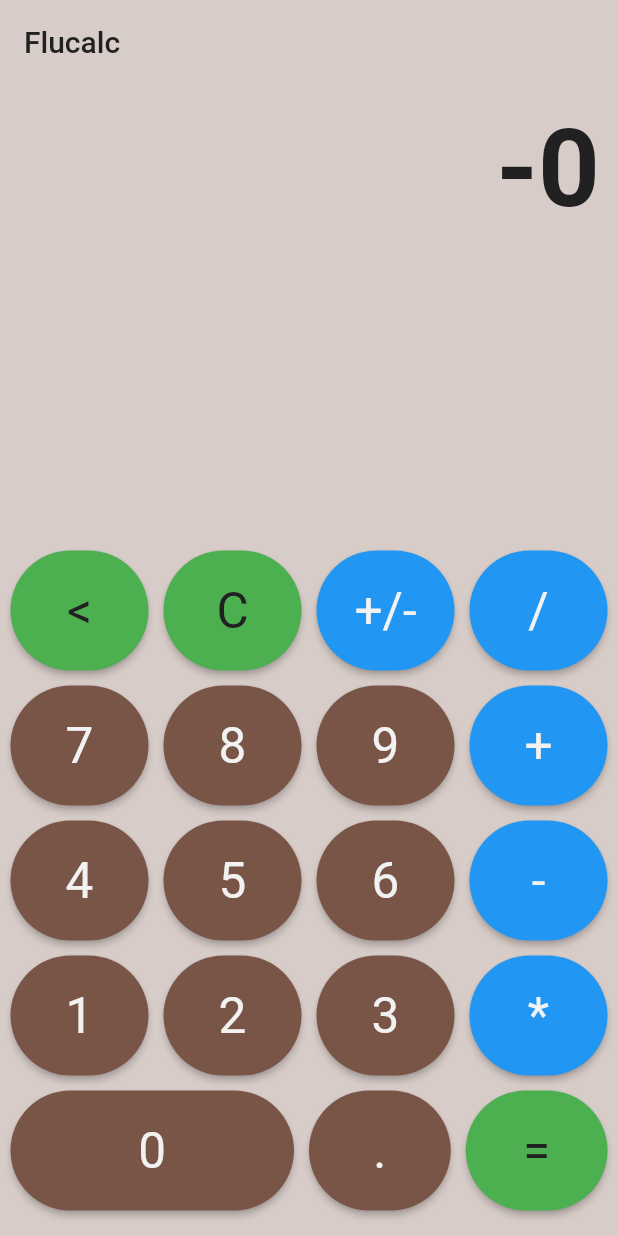
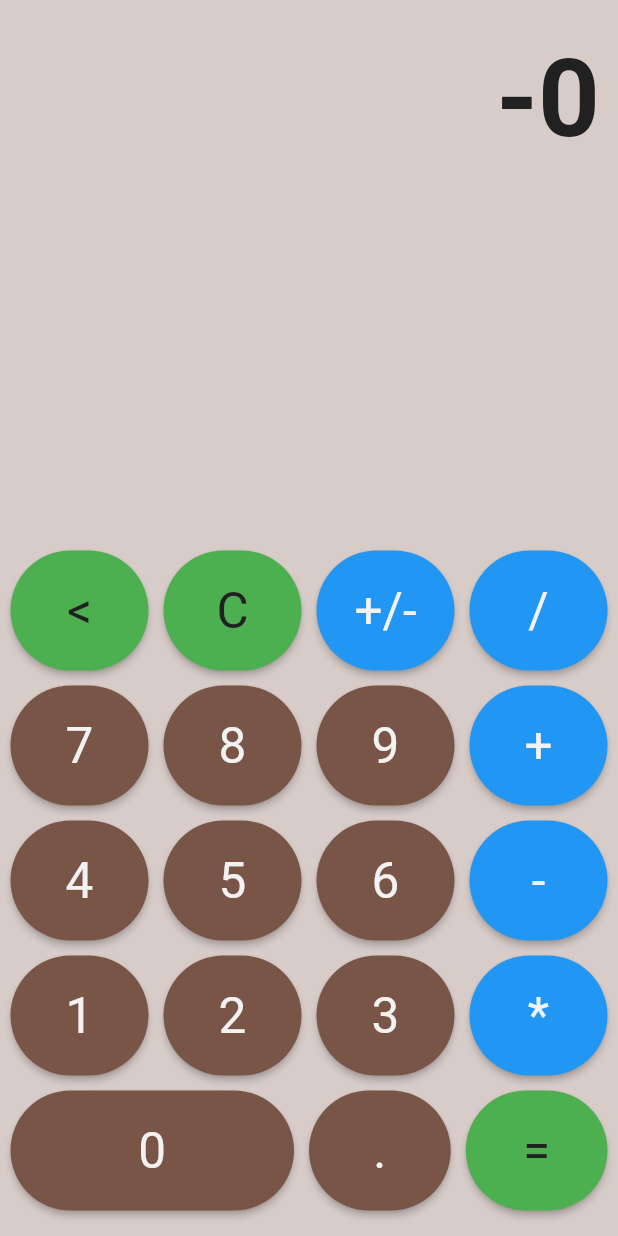
Before and after one commit to xavierfebrer/flucalc, a Flutter app: the screen it shows after launch, after a tap on "+/-", on a phone screen of 412 x 824 dp. Run offline on Flutter 3.47's test engine with Material 2 defaults, Android fonts, the phone set to English and light mode, and no system bars; drawn by our look-alikes of auto_size_text.

Commit message:
Remove home app bar, set portrait up orientation.

```diff
--- a/flucalc/lib/main.dart
+++ b/flucalc/lib/main.dart
@@ -1,8 +1,13 @@
 import 'package:flucalc/util/Constant.dart';
 import 'package:flucalc/view/screen/home/HomeScreen.dart';
 import 'package:flutter/material.dart';
+import 'package:flutter/services.dart';
 
-void main() => runApp(FluCalcApp());
+void main() {
+  SystemChrome.setPreferredOrientations([DeviceOrientation.portraitUp]).then((_) {
+    runApp(FluCalcApp());
+  });
+}
 
 class FluCalcApp extends StatelessWidget {
   @override
--- a/flucalc/lib/view/screen/home/HomeScreen.dart
+++ b/flucalc/lib/view/screen/home/HomeScreen.dart
@@ -29,23 +29,7 @@ class _HomeScreenState extends State<HomeScreen> {
   Widget build(BuildContext context) {
     return Scaffold(
       backgroundColor: Theme.of(context).accentColor,
-      appBar: getHomeAppBar(),
       body: getHomeBody(),
-    );
-  }
-
-  Widget getHomeAppBar() {
-    return AppBar(
-      title: Text(
-        Constant.APP_NAME,
-        style: TextStyle(
-          color: Constant.COLOR_TEXT_DARK,
-        ),
-      ),
-      centerTitle: false,
-      elevation: 0,
-      backgroundColor: Theme.of(context).accentColor,
-      shadowColor: Theme.of(context).accentColor,
     );
   }
 
```
